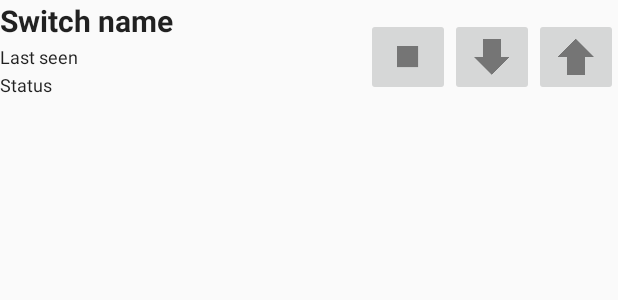
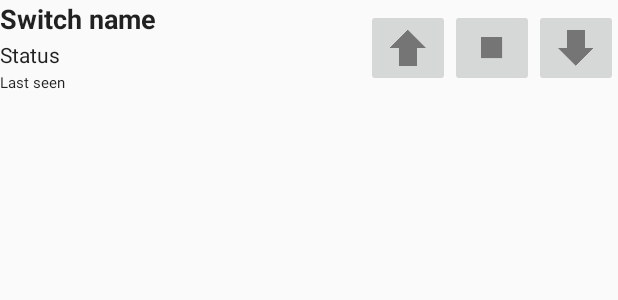
Before and after one commit to Inversion-NL/Domoticz-Android, an Android app: the layout switch_row_blinds.xml on its own in the app's theme, with its tools: preview values and no code run, on a phone screen of 412 x 824 dp. Shown: the top 300 px of the screen. Run offline under Robolectric (Android 15) with nearby library versions, the phone set to English and light mode, and no system bars; network calls fail.

Commit message:
Switch row buttons

```diff
--- a/app/src/main/res/layout/switch_row_blinds.xml
+++ b/app/src/main/res/layout/switch_row_blinds.xml
@@ -1,59 +1,64 @@
 <?xml version="1.0" encoding="utf-8"?>
-<RelativeLayout
+<LinearLayout
     xmlns:android="http://schemas.android.com/apk/res/android"
     android:layout_width="match_parent"
     android:layout_height="wrap_content"
+    android:orientation="horizontal"
     android:paddingBottom="10dp">
+
+
+    <LinearLayout
+        android:layout_width="match_parent"
+        android:layout_height="wrap_content"
+        android:layout_weight="1"
+        android:orientation="vertical">
 
         <TextView
             android:id="@+id/switch_name"
-        android:layout_alignParentTop="true"
             android:layout_width="wrap_content"
             android:layout_height="wrap_content"
             style="@style/switch_row_name"
             android:text="Switch name"/>
 
         <TextView
+            android:id="@+id/switch_status"
+            android:layout_width="wrap_content"
+            android:layout_height="wrap_content"
+            style="@style/switch_row_extraInfo"
+            android:text="@string/status"/>
+
+        <TextView
             android:id="@+id/switch_lastSeen"
-        android:layout_below="@id/switch_name"
             android:layout_width="wrap_content"
             android:layout_height="wrap_content"
             style="@style/switch_row_lastSeen"
             android:text="@string/last_seen"/>
+    </LinearLayout>
 
-    <TextView
-        android:id="@+id/switch_status"
-        android:layout_below="@id/switch_lastSeen"
+    <LinearLayout
         android:layout_width="wrap_content"
         android:layout_height="wrap_content"
-        style="@style/switch_row_level"
-        android:text="@string/status"/>
+        android:layout_gravity="center"
+        android:orientation="horizontal">
 
         <ImageButton
             android:id="@+id/switch_button_up"
             android:layout_width="wrap_content"
             android:layout_height="wrap_content"
-        android:src="@drawable/ic_arrow_up"
-        android:layout_alignParentEnd="true"
-        android:layout_alignParentRight="true"
-        android:layout_centerVertical="true" />
+            android:src="@drawable/ic_arrow_up"/>
 
         <ImageButton
             android:id="@+id/switch_button_stop"
             android:layout_width="wrap_content"
             android:layout_height="wrap_content"
-        android:src="@drawable/ic_stop"
-        android:layout_toLeftOf="@+id/switch_button_down"
-        android:layout_toStartOf="@+id/switch_button_down"
-        android:layout_centerVertical="true" />
+            android:src="@drawable/ic_stop"/>
 
         <ImageButton
             android:id="@+id/switch_button_down"
             android:layout_width="wrap_content"
             android:layout_height="wrap_content"
-        android:src="@drawable/ic_arrow_down"
-        android:layout_toLeftOf="@+id/switch_button_up"
-        android:layout_toStartOf="@+id/switch_button_up"
-        android:layout_centerVertical="true" />
+            android:src="@drawable/ic_arrow_down"/>
 
-</RelativeLayout>
+    </LinearLayout>
+
+</LinearLayout>
--- a/app/src/main/res/layout/switch_row_on_off.xml
+++ b/app/src/main/res/layout/switch_row_on_off.xml
@@ -34,7 +34,7 @@
         android:layout_below="@id/switch_lastSeen"
         android:layout_width="wrap_content"
         android:layout_height="wrap_content"
-        style="@style/switch_row_level"
+        style="@style/switch_row_extraInfo"
         android:text="@string/signal_level"/>
 
 </RelativeLayout>
--- a/app/src/main/res/values/styles.xml
+++ b/app/src/main/res/values/styles.xml
@@ -46,19 +46,19 @@
     </style>
 
     <style name="switch_row_name" parent="@android:style/TextAppearance.Medium">
-        <item name="android:textSize">20dp</item>
+        <item name="android:textSize">18dp</item>
         <item name="android:textStyle">bold</item>
         <item name="android:layout_marginBottom">2dp</item>
     </style>
 
     <style name="switch_row_lastSeen" parent="@android:style/TextAppearance.Medium">
-        <item name="android:textSize">12dp</item>
+        <item name="android:textSize">10dp</item>
         <item name="android:textStyle">normal</item>
         <item name="android:layout_marginBottom">2dp</item>
     </style>
 
-    <style name="switch_row_level" parent="@android:style/TextAppearance.Medium">
-        <item name="android:textSize">12dp</item>
+    <style name="switch_row_extraInfo" parent="@android:style/TextAppearance.Medium">
+        <item name="android:textSize">14dp</item>
         <item name="android:textStyle">normal</item>
         <item name="android:layout_marginBottom">2dp</item>
     </style>
```
Lines whose indentation alone changed are shown as unchanged.
